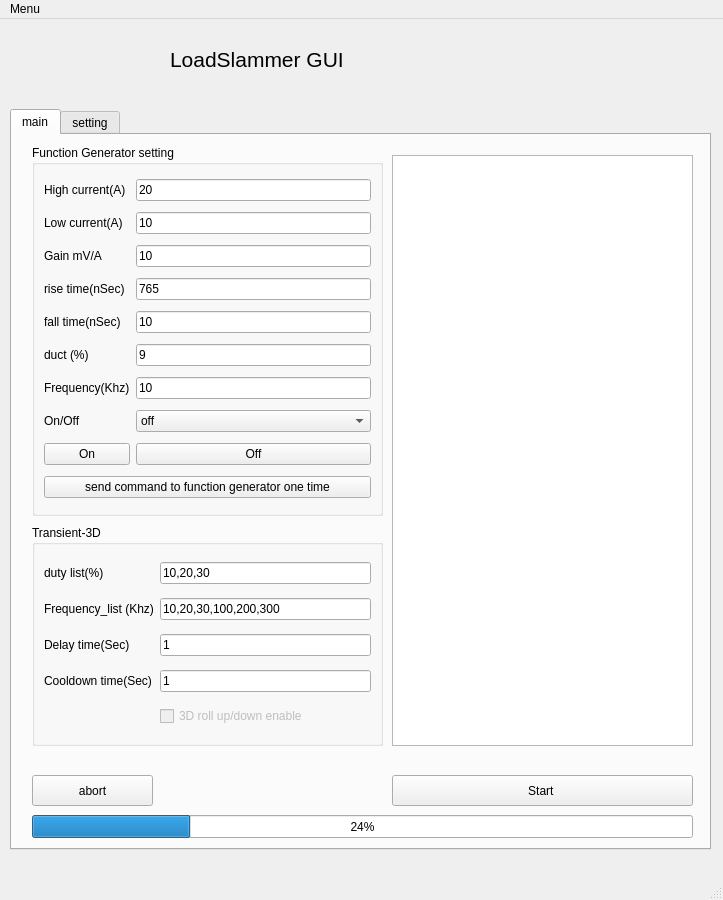
Old version of the form PySide2_DB410_ui.ui in the repository a9202507/ifx_gui_for_core_power_validation.
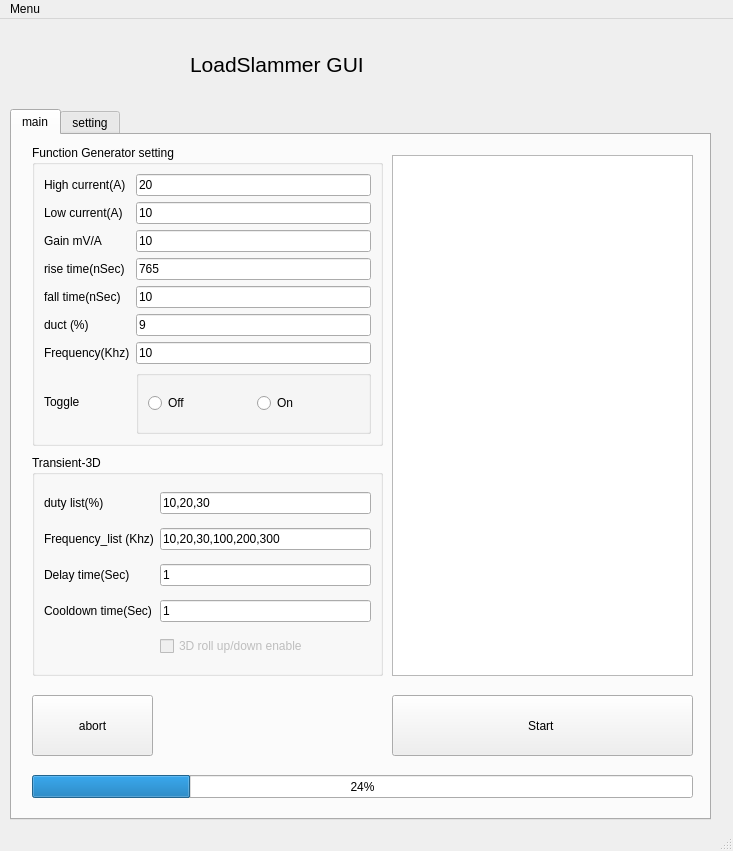
New version of the form. Icons and pictures are not drawn.

Commit message: add raidoButton for function on/off

```diff
--- a/PySide2_DB410_ui.ui
+++ b/PySide2_DB410_ui.ui
@@ -6,8 +6,8 @@
    <rect>
     <x>0</x>
     <y>0</y>
-    <width>723</width>
-    <height>900</height>
+    <width>733</width>
+    <height>851</height>
    </rect>
   </property>
   <property name="windowTitle">
@@ -32,7 +32,7 @@
      <string/>
     </property>
     <property name="pixmap">
-     <pixmap>../../../../Users/Echen3/.designer/VR14_PyGUI/Gen5_VR14-beta/IFX_LOGO_RGB.jpg</pixmap>
+     <pixmap>IFX_LOGO_RGB.jpg</pixmap>
     </property>
     <property name="scaledContents">
      <bool>true</bool>
@@ -41,10 +41,10 @@
    <widget class="QLabel" name="label_23">
     <property name="geometry">
      <rect>
-      <x>170</x>
+      <x>190</x>
       <y>10</y>
-      <width>311</width>
-      <height>61</height>
+      <width>511</width>
+      <height>71</height>
      </rect>
     </property>
     <property name="font">
@@ -62,7 +62,7 @@
       <x>10</x>
       <y>90</y>
       <width>701</width>
-      <height>741</height>
+      <height>711</height>
      </rect>
     </property>
     <property name="currentIndex">
@@ -76,7 +76,7 @@
       <property name="geometry">
        <rect>
         <x>20</x>
-        <y>390</y>
+        <y>320</y>
         <width>351</width>
         <height>221</height>
        </rect>
@@ -160,9 +160,9 @@
       <property name="geometry">
        <rect>
         <x>20</x>
-        <y>640</y>
+        <y>560</y>
         <width>121</width>
-        <height>31</height>
+        <height>61</height>
        </rect>
       </property>
       <property name="text">
@@ -173,7 +173,7 @@
       <property name="geometry">
        <rect>
         <x>20</x>
-        <y>680</y>
+        <y>640</y>
         <width>661</width>
         <height>23</height>
        </rect>
@@ -189,9 +189,9 @@
       <property name="geometry">
        <rect>
         <x>380</x>
-        <y>640</y>
+        <y>560</y>
         <width>301</width>
-        <height>31</height>
+        <height>61</height>
        </rect>
       </property>
       <property name="text">
@@ -204,13 +204,27 @@
         <x>20</x>
         <y>10</y>
         <width>351</width>
-        <height>371</height>
+        <height>301</height>
        </rect>
       </property>
       <property name="title">
        <string>Function Generator setting</string>
       </property>
       <layout class="QGridLayout" name="gridLayout_4">
+       <item row="2" column="0">
+        <widget class="QLabel" name="label_11">
+         <property name="text">
+          <string>Gain mV/A</string>
+         </property>
+        </widget>
+       </item>
+       <item row="1" column="1">
+        <widget class="QLineEdit" name="lineEdit">
+         <property name="text">
+          <string>10</string>
+         </property>
+        </widget>
+       </item>
        <item row="3" column="0">
         <widget class="QLabel" name="label_6">
          <property name="text">
@@ -218,20 +232,50 @@
          </property>
         </widget>
        </item>
-       <item row="7" column="0">
-        <widget class="QLabel" name="label_9">
+       <item row="2" column="1">
+        <widget class="QLineEdit" name="lineEdit_17">
          <property name="text">
-          <string>On/Off</string>
+          <string>10</string>
          </property>
         </widget>
        </item>
-       <item row="6" column="1">
-        <widget class="QLineEdit" name="lineEdit_8">
+       <item row="4" column="1">
+        <widget class="QLineEdit" name="lineEdit_4">
          <property name="text">
           <string>10</string>
          </property>
         </widget>
        </item>
+       <item row="7" column="1">
+        <widget class="QGroupBox" name="groupBox_6">
+         <property name="title">
+          <string/>
+         </property>
+         <layout class="QHBoxLayout" name="horizontalLayout">
+          <item>
+           <widget class="QRadioButton" name="radioButton_2">
+            <property name="text">
+             <string>Off</string>
+            </property>
+           </widget>
+          </item>
+          <item>
+           <widget class="QRadioButton" name="radioButton">
+            <property name="text">
+             <string>On</string>
+            </property>
+           </widget>
+          </item>
+         </layout>
+        </widget>
+       </item>
+       <item row="1" column="0">
+        <widget class="QLabel" name="label">
+         <property name="text">
+          <string>Low current(A)</string>
+         </property>
+        </widget>
+       </item>
        <item row="0" column="1">
         <widget class="QLineEdit" name="lineEdit_16">
          <property name="text">
@@ -246,53 +290,15 @@
          </property>
         </widget>
        </item>
-       <item row="1" column="1">
-        <widget class="QLineEdit" name="lineEdit">
+       <item row="3" column="1">
+        <widget class="QLineEdit" name="lineEdit_6">
          <property name="text">
-          <string>10</string>
+          <string>765</string>
          </property>
         </widget>
        </item>
-       <item row="1" column="0">
-        <widget class="QLabel" name="label">
-         <property name="text">
-          <string>Low current(A)</string>
-         </property>
-        </widget>
-       </item>
-       <item row="10" column="0" colspan="2">
-        <widget class="QPushButton" name="pushButton_2">
-         <property name="enabled">
-          <bool>true</bool>
-         </property>
-         <property name="text">
-          <string>send command to function generator one time</string>
-         </property>
-        </widget>
-       </item>
-       <item row="7" column="1">
-        <widget class="QComboBox" name="comboBox_3">
-         <item>
-          <property name="text">
-           <string>off</string>
-          </property>
-         </item>
-         <item>
-          <property name="text">
-           <string>on</string>
-          </property>
-         </item>
-        </widget>
-       </item>
-       <item row="4" column="1">
-        <widget class="QLineEdit" name="lineEdit_4">
-         <property name="text">
-          <string>10</string>
-         </property>
-        </widget>
-       </item>
-       <item row="2" column="1">
-        <widget class="QLineEdit" name="lineEdit_17">
+       <item row="6" column="1">
+        <widget class="QLineEdit" name="lineEdit_8">
          <property name="text">
           <string>10</string>
          </property>
@@ -305,13 +311,6 @@
          </property>
         </widget>
        </item>
-       <item row="2" column="0">
-        <widget class="QLabel" name="label_11">
-         <property name="text">
-          <string>Gain mV/A</string>
-         </property>
-        </widget>
-       </item>
        <item row="6" column="0">
         <widget class="QLabel" name="label_7">
          <property name="text">
@@ -319,20 +318,6 @@
          </property>
         </widget>
        </item>
-       <item row="3" column="1">
-        <widget class="QLineEdit" name="lineEdit_6">
-         <property name="text">
-          <string>765</string>
-         </property>
-        </widget>
-       </item>
-       <item row="4" column="0">
-        <widget class="QLabel" name="label_4">
-         <property name="text">
-          <string>fall time(nSec)</string>
-         </property>
-        </widget>
-       </item>
        <item row="5" column="0">
         <widget class="QLabel" name="label_5">
          <property name="text">
@@ -340,23 +325,17 @@
          </property>
         </widget>
        </item>
-       <item row="9" column="0">
-        <widget class="QPushButton" name="pushButton_3">
-         <property name="enabled">
-          <bool>true</bool>
-         </property>
+       <item row="4" column="0">
+        <widget class="QLabel" name="label_4">
          <property name="text">
-          <string>On</string>
+          <string>fall time(nSec)</string>
          </property>
         </widget>
        </item>
-       <item row="9" column="1">
-        <widget class="QPushButton" name="pushButton_5">
-         <property name="enabled">
-          <bool>true</bool>
-         </property>
+       <item row="7" column="0">
+        <widget class="QLabel" name="label_12">
          <property name="text">
-          <string>Off</string>
+          <string>Toggle</string>
          </property>
         </widget>
        </item>
@@ -368,7 +347,7 @@
         <x>380</x>
         <y>20</y>
         <width>301</width>
-        <height>591</height>
+        <height>521</height>
        </rect>
       </property>
      </widget>
@@ -571,7 +550,7 @@
     <rect>
      <x>0</x>
      <y>0</y>
-     <width>723</width>
+     <width>733</width>
      <height>26</height>
     </rect>
    </property>
```
The commit also changes 3 other files.
